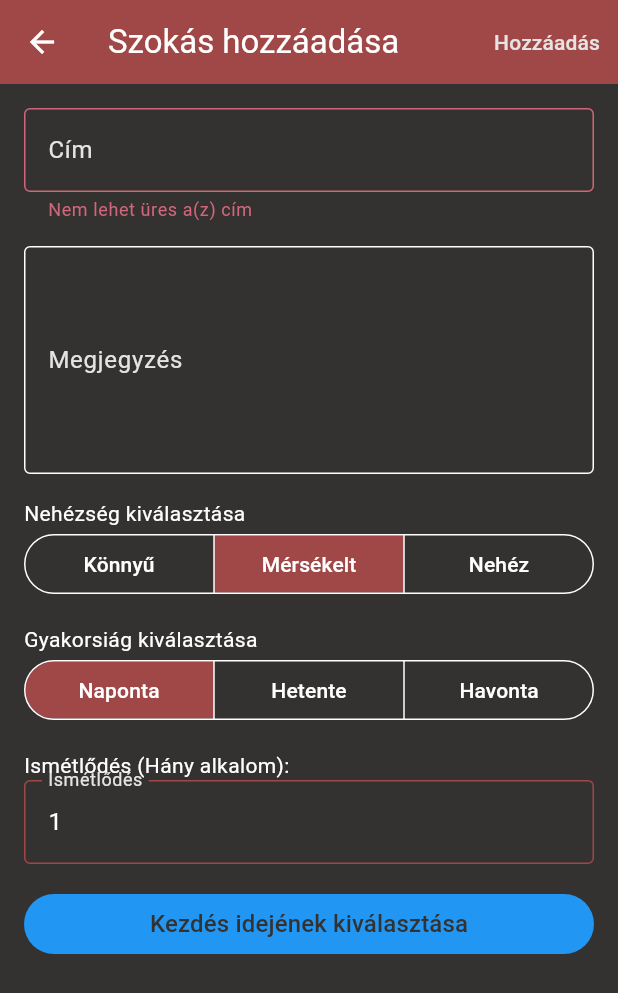
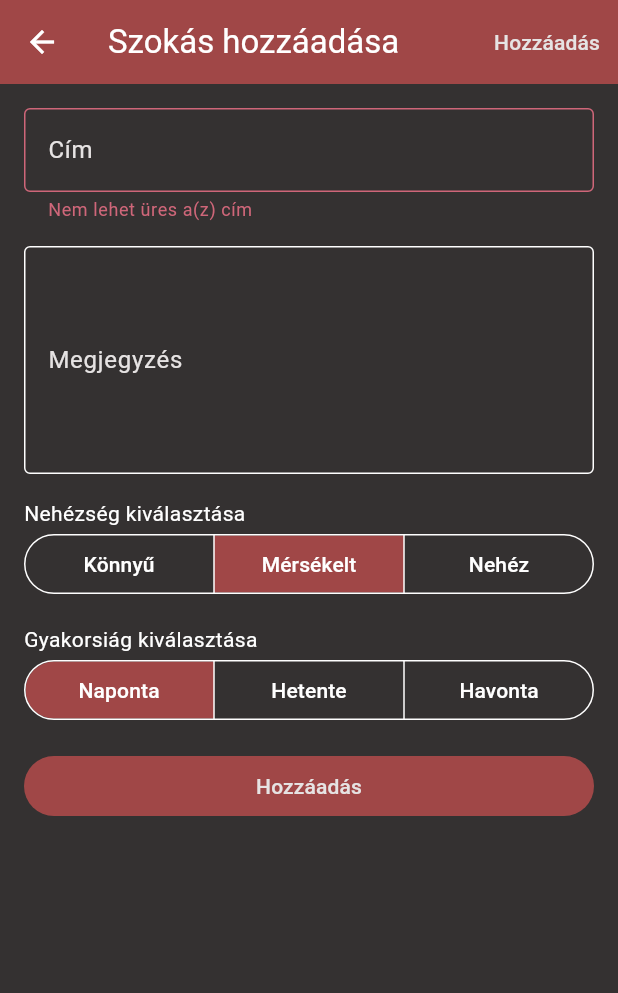
Before and after one commit to hjtomi/HabiQuest, a Flutter app: the HabitAdd screen opened directly, after a tap on "Hozzáadás", on a phone screen of 412 x 824 dp. Shown: the top 993 px of the screen. Run offline on Flutter 3.47's test engine with Material 3 defaults, Android fonts, the phone set to English and light mode, and no system bars; drawn by our look-alikes of toastification; our stand-ins replace cloud_firestore, firebase_auth, firebase_core, fl_chart, flutter_svg, google_sign_in and 3 more; accounts and stored records are empty.

Commit message:
fix: habit-add redesign

```diff
--- a/lib/pages/habit-todo/habit-add.dart
+++ b/lib/pages/habit-todo/habit-add.dart
@@ -78,33 +78,27 @@ class _HabitAddState extends State<HabitAdd> {
                 const SizedBox(height: 16),
                 _buildFrequencySelector(),
                 const SizedBox(height: 16),
-                _buildRepetitionField(),
-                const SizedBox(height: 16),
-                TextButton(
-                  style: ButtonStyle(
-                    backgroundColor:
-                        MaterialStateProperty.all<Color>(Colors.blue),
-                  ),
+                FilledButton(
                   onPressed: () async {
-                    DateTime? date = await showDatePicker(
-                      context: context,
-                      initialDate: DateTime.now(),
-                      firstDate: DateTime.now(),
-                      lastDate: DateTime(2100),
-                    );
-                    if (date != null) {
-                      setState(() {
-                        _startDate = date;
+                    if (_formKey.currentState!.validate()) {
+                      await firestoreAddOrUpdateHabit({
+                        'cim': _cimController.text,
+                        'megjegyzes': _megjegyzesController.text,
+                        'nehezseg': _selectedDifficulty.index,
+                        'gyakorisag': _convertFrequency(_selectedFrequency),
+                        'ismetles': _repetitions,
+                        'kezdes': _startDate,
+                        'kesz': _isComplete,
+                        'streak': _streak,
                       });
+                      Navigator.of(context).pop();
                     }
                   },
-                  child: Text(
-                    _startDate == null
-                        ? 'Kezdés idejének kiválasztása'
-                        : 'Kezdés ideje: ${_startDate!.toLocal().toString().split(' ')[0]}',
-                    style: const TextStyle(fontSize: 16),
+                  child: const Text(
+                    'Hozzáadás',
+                    style: TextStyle(color: AppColors.white),
                   ),
-                ),
+                )
               ],
             ),
           ),
@@ -216,32 +210,4 @@ class _HabitAddState extends State<HabitAdd> {
       ],
     );
   }
-
-  Widget _buildRepetitionField() {
-    return Column(
-      crossAxisAlignment: CrossAxisAlignment.start,
-      children: [
-        const Text("Ismétlődés (Hány alkalom):"),
-        TextField(
-          keyboardType: TextInputType.number,
-          controller: TextEditingController(text: _repetitions.toString()),
-          onChanged: (value) {
-            setState(() {
-              _repetitions = int.tryParse(value) ?? 1;
-            });
-          },
-          decoration: const InputDecoration(
-            labelText: "Ismétlődés",
-            labelStyle: TextStyle(color: AppColors.white),
-            focusedBorder: OutlineInputBorder(
-              borderSide: BorderSide(color: AppColors.secondary),
-            ),
-            enabledBorder: OutlineInputBorder(
-              borderSide: BorderSide(color: AppColors.secondary),
-            ),
-          ),
-        ),
-      ],
-    );
-  }
 }
```
